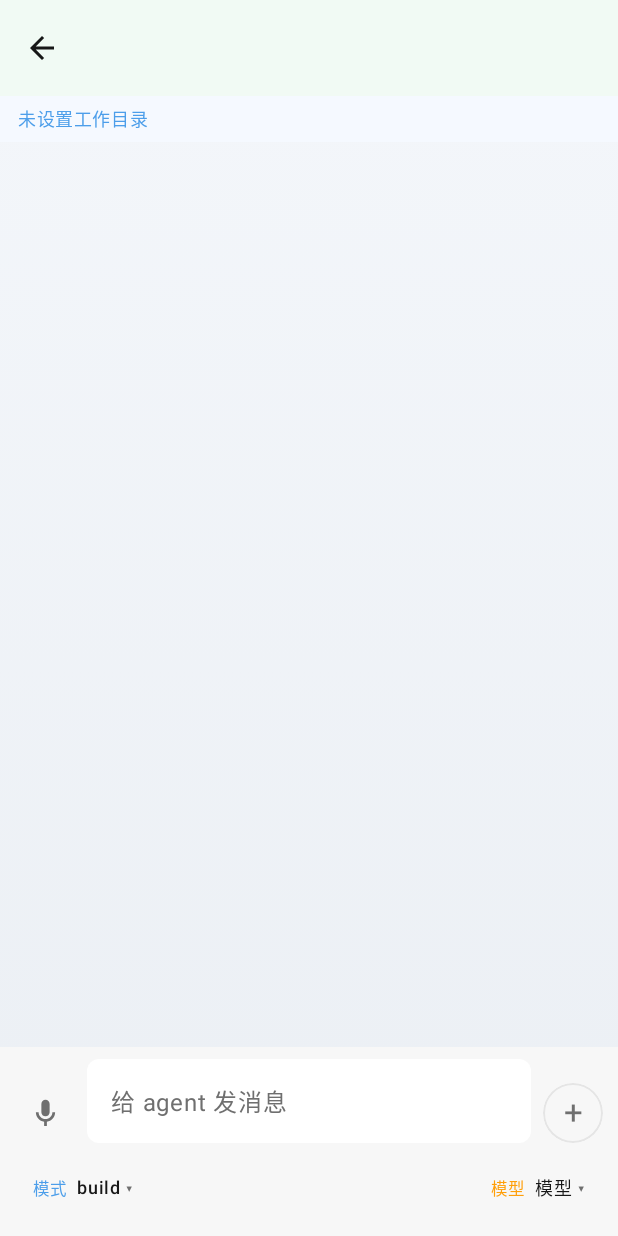
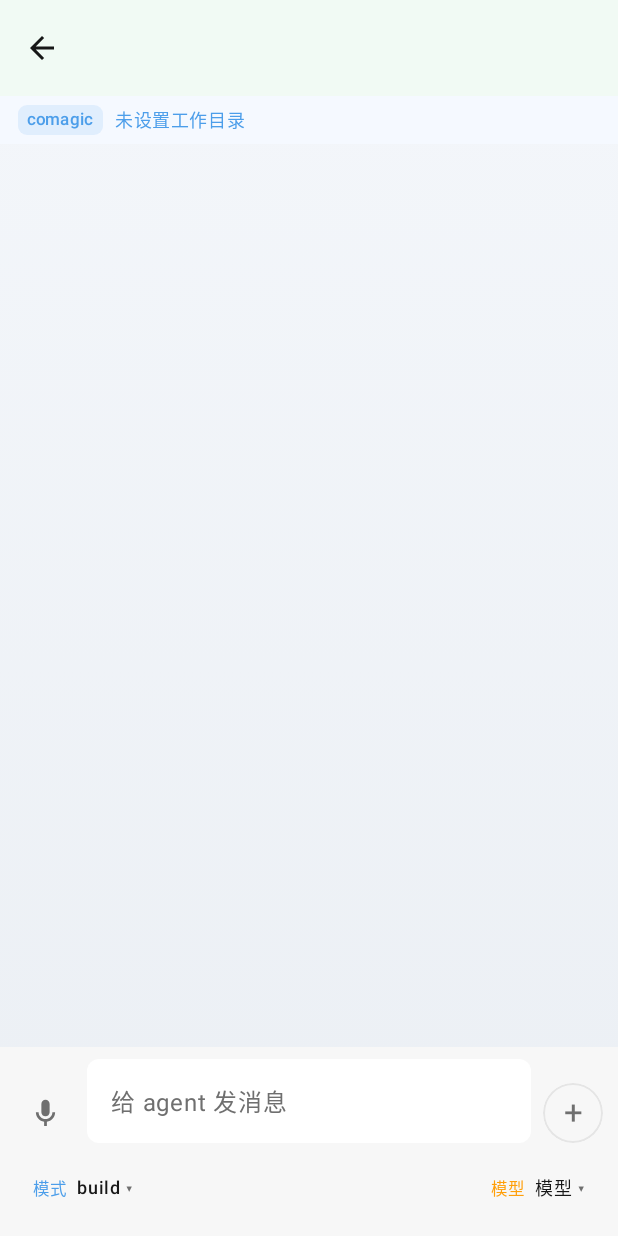
Before and after one commit to vFrida/agent-mobile, an Android app built with Jetpack Compose: the composable ChatScreen shown on its own in the app's theme, on a phone screen of 412 x 824 dp. Run offline under Robolectric (Android 15) with nearby library versions, the phone set to English and light mode, and no system bars; libraries missing offline, so code that uses them is left out: kotlin.math.roundToInt.

Commit message:
feat(ui): show the agent type badge in the chat info bar

```diff
--- a/android/app/src/main/java/net/agents/mobile/ui/Screens.kt
+++ b/android/app/src/main/java/net/agents/mobile/ui/Screens.kt
@@ -1428,7 +1428,10 @@ fun ChatScreen(
                 .padding(padding)
                 .background(Brush.verticalGradient(listOf(Color(0xFFF3F6FA), Color(0xFFEBEFF4))))
         ) {
-            SessionInfoBar(directory = state.sessionDirectory)
+            SessionInfoBar(
+                directory = state.sessionDirectory,
+                agentType = state.endpoint.agentType
+            )
 
             val scope = rememberCoroutineScope()
             val atBottom by remember { derivedStateOf { !listState.canScrollForward } }
@@ -2082,15 +2085,25 @@ private fun UserAvatar() {
 }
 
 @Composable
-private fun SessionInfoBar(directory: String) {
+private fun SessionInfoBar(directory: String, agentType: String) {
+    val typeLabel = agentType.ifBlank { "comagic" }
     Surface(color = Color(0xFFF5F9FF), modifier = Modifier.fillMaxWidth()) {
+        Row(
+            modifier = Modifier
+                .fillMaxWidth()
+                .padding(horizontal = 12.dp, vertical = 6.dp),
+            verticalAlignment = Alignment.CenterVertically,
+            horizontalArrangement = Arrangement.spacedBy(8.dp)
+        ) {
+            sessionBadge(typeLabel, AccentBlue)
             Text(
                 directory.ifBlank { "未设置工作目录" },
                 style = MaterialTheme.typography.bodySmall,
                 color = AccentBlue,
                 maxLines = 1,
                 overflow = TextOverflow.Ellipsis,
-            modifier = Modifier.padding(horizontal = 12.dp, vertical = 6.dp)
-        )
-    }
-}
+                modifier = Modifier.weight(1f)
+            )
+        }
+    }
+}
```
Also changed, not shown: 1 other file. Lines whose indentation alone changed are shown as unchanged.
